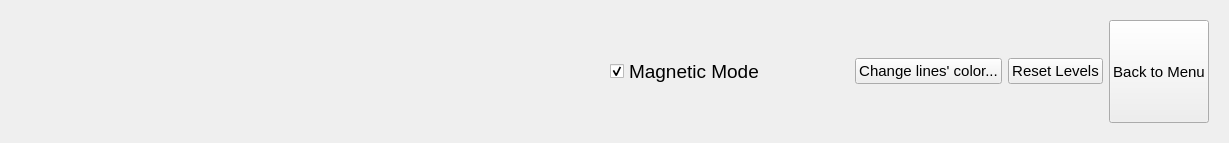
First picture: the form in Rise Of Enigmas/RiseOfEnigmas_src/widgets/eulergraphsinfoandoptionswidget.ui, repository Ismaolen/Enigmas-, before the edit.
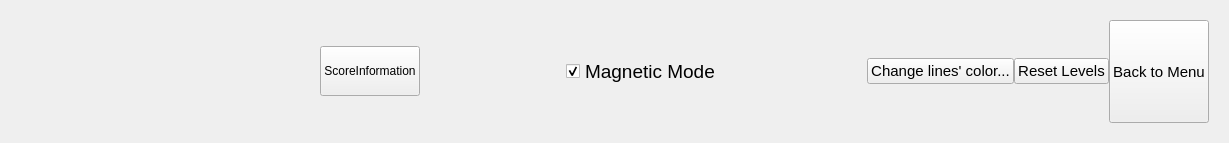
Second picture: the form after the edit.

Commit message: creat a ScoreInfromation Button

Diff of the .ui file:
```diff
--- a/Rise Of Enigmas/RiseOfEnigmas_src/widgets/eulergraphsinfoandoptionswidget.ui
+++ b/Rise Of Enigmas/RiseOfEnigmas_src/widgets/eulergraphsinfoandoptionswidget.ui
@@ -19,6 +19,9 @@
      <layout class="QHBoxLayout" name="horizontalLayout_3">
       <item>
        <layout class="QHBoxLayout" name="horizontalLayout">
+        <property name="spacing">
+         <number>0</number>
+        </property>
         <item>
          <widget class="QLabel" name="EGstateLabel">
           <property name="sizePolicy">
@@ -29,10 +32,16 @@
           </property>
           <property name="minimumSize">
            <size>
-            <width>500</width>
+            <width>300</width>
             <height>0</height>
            </size>
           </property>
+          <property name="maximumSize">
+           <size>
+            <width>0</width>
+            <height>16777215</height>
+           </size>
+          </property>
           <property name="font">
            <font>
             <pointsize>14</pointsize>
@@ -46,6 +55,19 @@
           </property>
          </widget>
         </item>
+        <item>
+         <widget class="QPushButton" name="EGInformationButton">
+          <property name="minimumSize">
+           <size>
+            <width>100</width>
+            <height>50</height>
+           </size>
+          </property>
+          <property name="text">
+           <string>ScoreInformation</string>
+          </property>
+         </widget>
+        </item>
         <item>
          <spacer name="horizontalSpacer">
           <property name="orientation">
```
